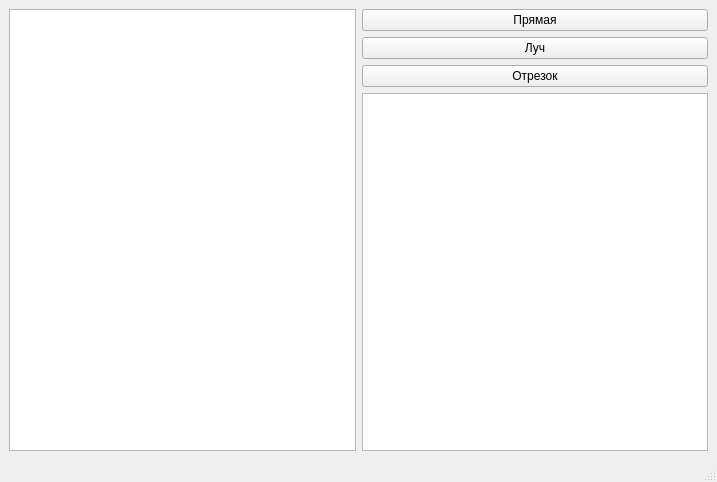
This is mainwindow.ui in AleksandrVititnev/intersectionOfLinesQT as Qt 5 draws it before an edit. The edited form follows.
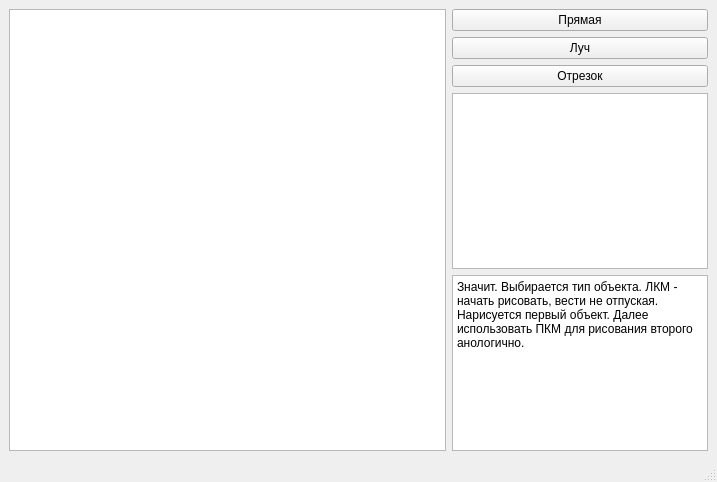
This is the edited form.

Patch:
```diff
--- a/mainwindow.ui
+++ b/mainwindow.ui
@@ -18,7 +18,14 @@
     <item>
      <layout class="QHBoxLayout" name="horizontalLayout">
       <item>
-       <widget class="QGraphicsView" name="graphicsView"/>
+       <widget class="QGraphicsView" name="graphicsView">
+        <property name="sizePolicy">
+         <sizepolicy hsizetype="Expanding" vsizetype="Expanding">
+          <horstretch>60</horstretch>
+          <verstretch>0</verstretch>
+         </sizepolicy>
+        </property>
+       </widget>
       </item>
       <item>
        <layout class="QVBoxLayout" name="verticalLayout">
@@ -47,7 +54,21 @@
          </widget>
         </item>
         <item>
-         <widget class="QTextBrowser" name="textBrowser"/>
+         <widget class="QTextBrowser" name="textResult"/>
+        </item>
+        <item>
+         <widget class="QTextBrowser" name="textIntruction">
+          <property name="html">
+           <string>&lt;!DOCTYPE HTML PUBLIC &quot;-//W3C//DTD HTML 4.0//EN&quot; &quot;http://www.w3.org/TR/REC-html40/strict.dtd&quot;&gt;
+&lt;html&gt;&lt;head&gt;&lt;meta name=&quot;qrichtext&quot; content=&quot;1&quot; /&gt;&lt;meta charset=&quot;utf-8&quot; /&gt;&lt;style type=&quot;text/css&quot;&gt;
+p, li { white-space: pre-wrap; }
+hr { height: 1px; border-width: 0; }
+li.unchecked::marker { content: &quot;\2610&quot;; }
+li.checked::marker { content: &quot;\2612&quot;; }
+&lt;/style&gt;&lt;/head&gt;&lt;body style=&quot; font-family:'Segoe UI'; font-size:9pt; font-weight:400; font-style:normal;&quot;&gt;
+&lt;p style=&quot; margin-top:0px; margin-bottom:0px; margin-left:0px; margin-right:0px; -qt-block-indent:0; text-indent:0px;&quot;&gt;Значит. Выбирается тип объекта. ЛКМ - начать рисовать, вести не отпуская. Нарисуется первый объект. Далее использовать ПКМ для рисования второго анологично.&lt;/p&gt;&lt;/body&gt;&lt;/html&gt;</string>
+          </property>
+         </widget>
         </item>
        </layout>
       </item>
```
